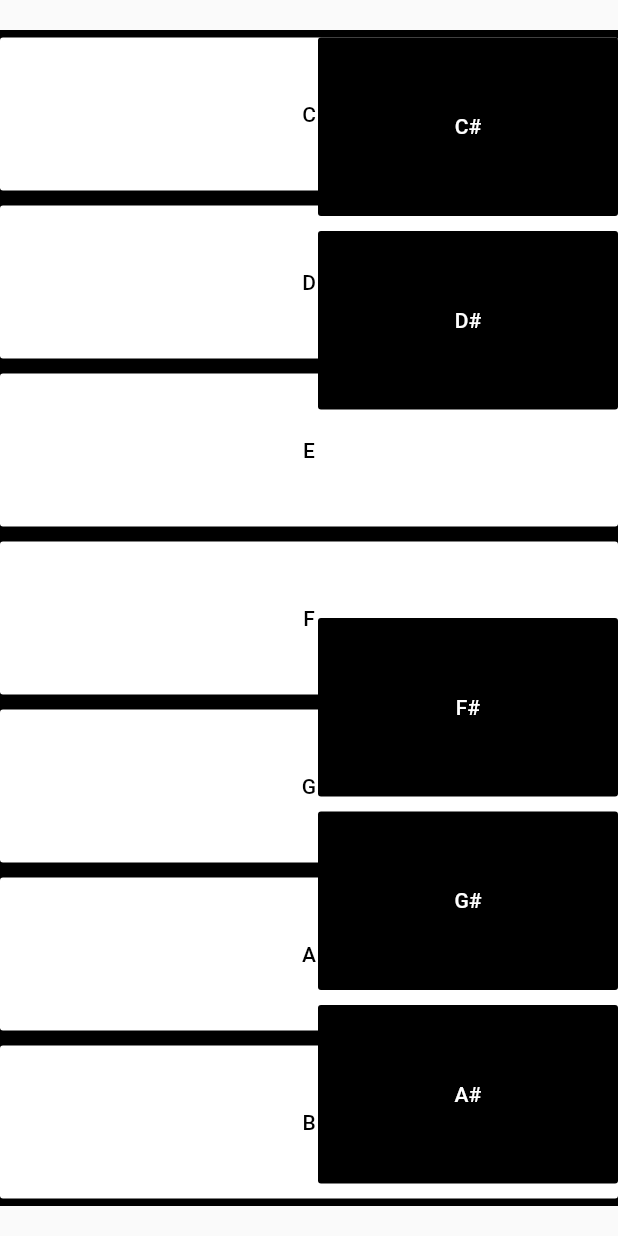
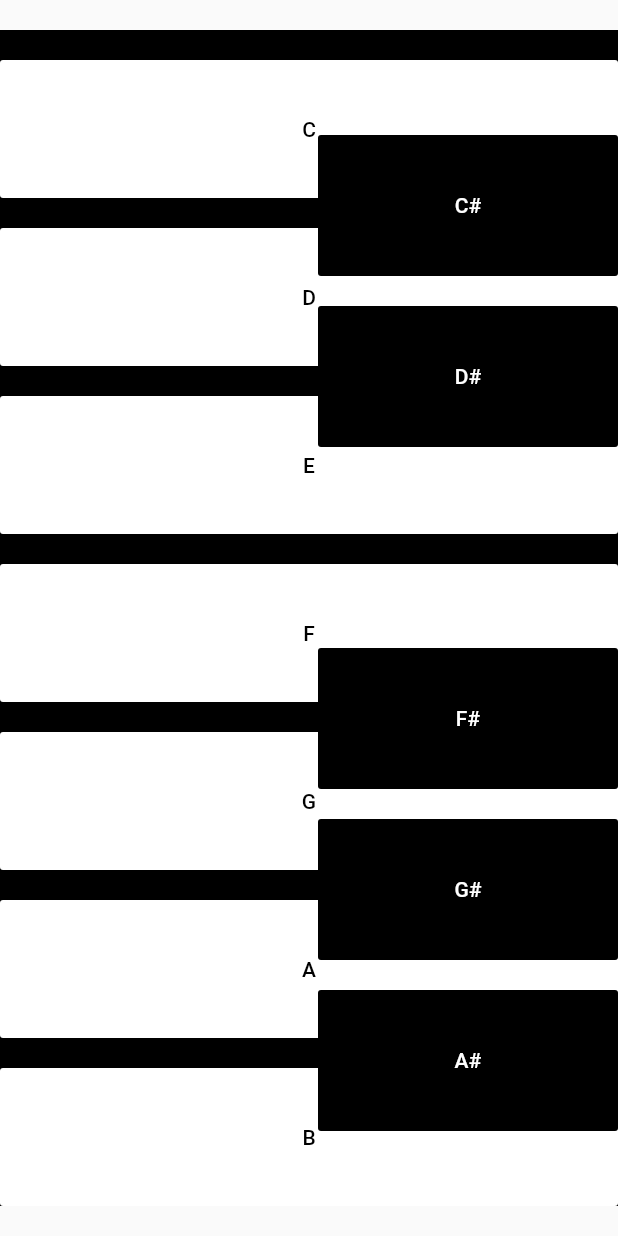
Before and after one commit to eoanodea/flutter-keyboard, a Flutter app: the screen it shows after launch, on a phone screen of 412 x 824 dp. Run offline on Flutter 3.47's test engine with Material 2 defaults, Android fonts, the phone set to English and light mode, and no system bars; our stand-ins replace audioplayers.

Commit message:
Improved piano style and ios profile builds

```diff
--- a/lib/main.dart
+++ b/lib/main.dart
@@ -36,7 +36,7 @@ class PianoApp extends StatelessWidget {
 
     /// Renders a single key to the screen
     Expanded renderKey(String note, {bool sharp = false}) {
-      double keyPadding = 2.0;
+      var keyPadding = 2;
 
       if (note == 'E#')
         return Expanded(
@@ -46,8 +46,10 @@ class PianoApp extends StatelessWidget {
         // child: Padding(
         // padding: const EdgeInsets.only(top: 10.0, bottom: 10.0),
 
+        child: Container(
+          // margin: Margin.all,
           child: Padding(
-          padding: const EdgeInsets.symmetric(vertical: 5.0, horizontal: 0.0),
+            padding: const EdgeInsets.only(top: 20.0),
             child: FlatButton(
               color: sharp ? Colors.black : Colors.white,
               textColor: sharp ? Colors.white : Colors.black,
@@ -55,6 +57,7 @@ class PianoApp extends StatelessWidget {
               child: Text(
                 '$note',
                 textAlign: TextAlign.start,
+              ),
             ),
           ),
         ),
@@ -97,8 +100,8 @@ class PianoApp extends StatelessWidget {
               ],
             ),
             right: 00.0,
-            bottom: 10.0,
-            top: 0.0,
+            bottom: 50.0,
+            top: 50.0,
             width: 200.0,
           ),
         ],
```
Also changed, not shown: 1 other file. Lines whose indentation alone changed are shown as unchanged.
